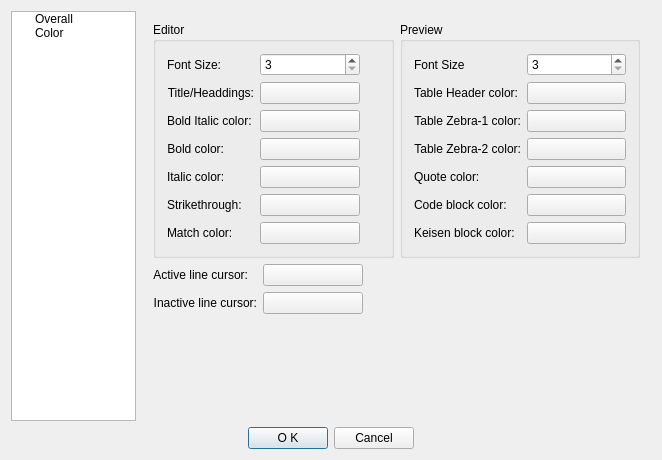
Above: viMarkdown/src/SettingsDialog.ui from shigmas/viMarkdown before the change. Below: the same form after it.
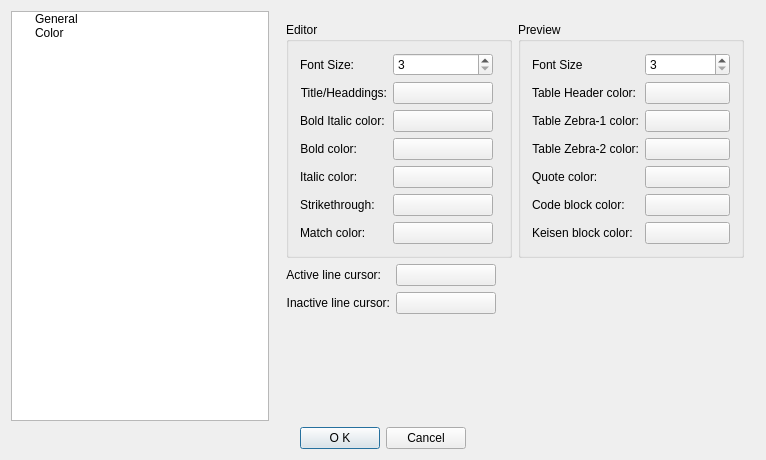
That is the form after the change.

Diff of the .ui file:
```diff
--- a/viMarkdown/src/SettingsDialog.ui
+++ b/viMarkdown/src/SettingsDialog.ui
@@ -6,7 +6,7 @@
    <rect>
     <x>0</x>
     <y>0</y>
-    <width>662</width>
+    <width>764</width>
     <height>460</height>
    </rect>
   </property>
@@ -28,7 +28,7 @@
        </property>
        <property name="minimumSize">
         <size>
-         <width>125</width>
+         <width>258</width>
          <height>258</height>
         </size>
        </property>
@@ -48,7 +48,7 @@
        </column>
        <item>
         <property name="text">
-         <string>Overall</string>
+         <string>General</string>
         </property>
        </item>
        <item>
```
Left out of the diff: 5 changed lines with no effect on the pictures.
